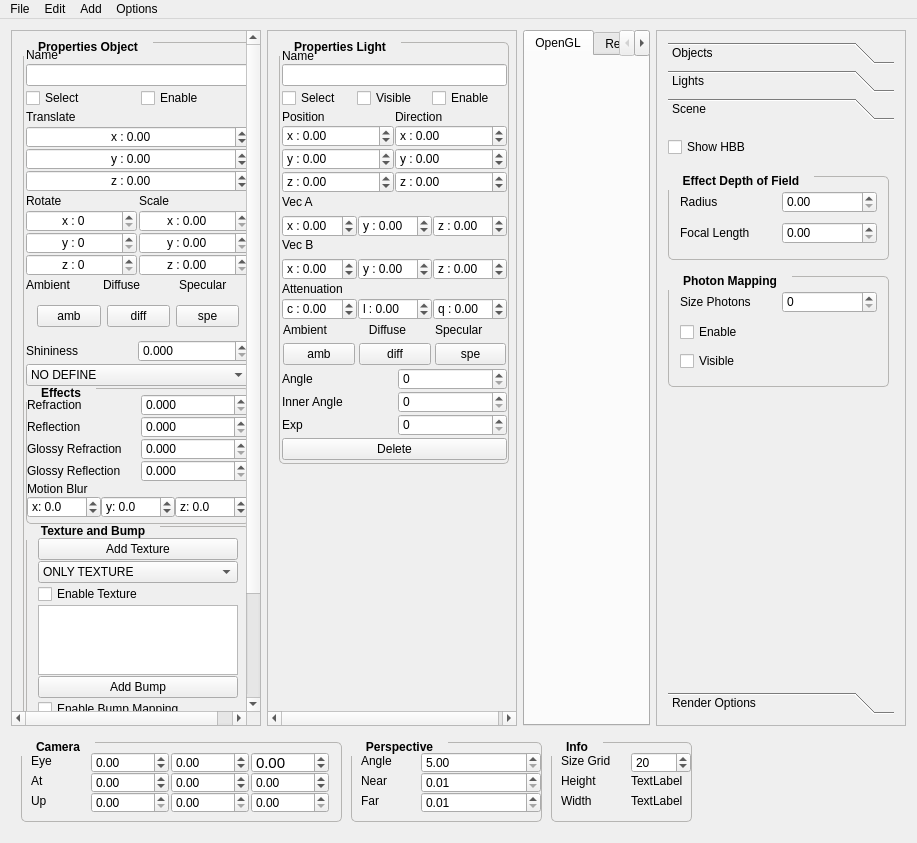
First picture: the form in mainwindow.ui, repository danilob/Raytracing, before the edit.
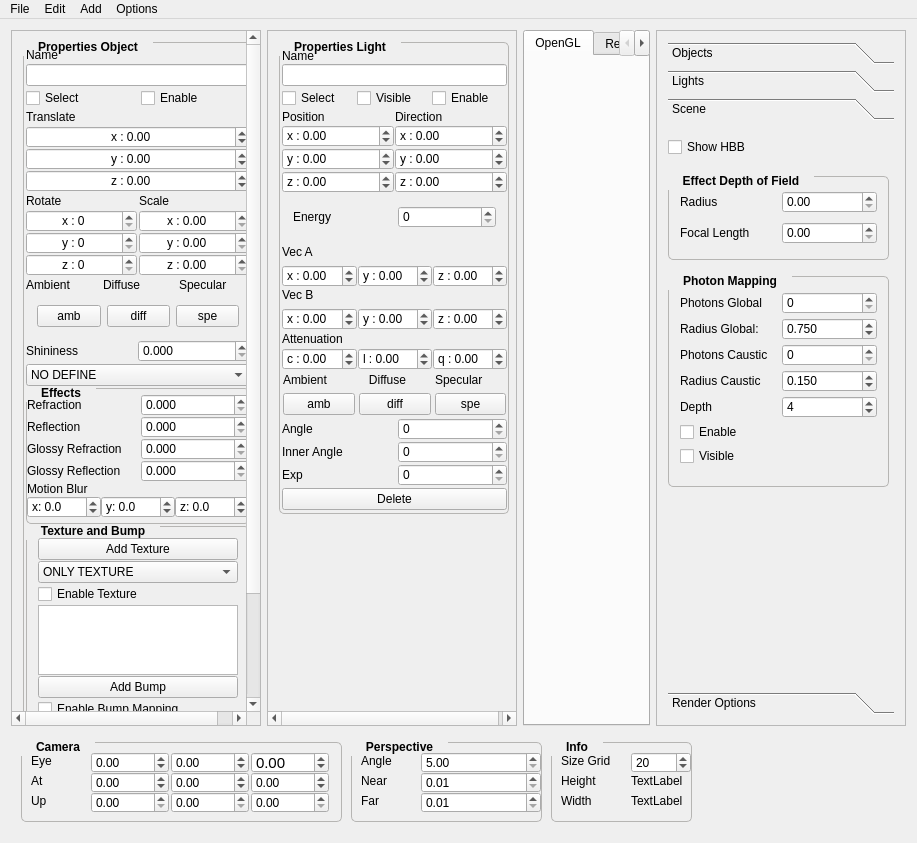
Second picture: the form after the edit. Custom widgets are drawn as their Qt base class.

Commit message: implementação do photon mapping

Diff of the .ui file:
```diff
--- a/mainwindow.ui
+++ b/mainwindow.ui
@@ -909,6 +909,9 @@
             </rect>
            </property>
            <layout class="QFormLayout" name="formLayout">
+            <property name="fieldGrowthPolicy">
+             <enum>QFormLayout::AllNonFixedFieldsGrow</enum>
+            </property>
             <item row="0" column="0">
              <widget class="QGroupBox" name="groupBoxPropertieLight">
               <property name="minimumSize">
@@ -1164,6 +1167,29 @@
                   </property>
                   <item>
                    <layout class="QVBoxLayout" name="verticalLayout_9">
+                    <item>
+                     <widget class="QFrame" name="energyFrame">
+                      <layout class="QHBoxLayout" name="energyLayout">
+                       <item>
+                        <widget class="QLabel" name="label_44">
+                         <property name="text">
+                          <string>Energy</string>
+                         </property>
+                        </widget>
+                       </item>
+                       <item>
+                        <widget class="QSpinBox" name="energyLight">
+                         <property name="maximum">
+                          <number>10000000</number>
+                         </property>
+                         <property name="singleStep">
+                          <number>50</number>
+                         </property>
+                        </widget>
+                       </item>
+                      </layout>
+                     </widget>
+                    </item>
                     <item>
                      <widget class="QLabel" name="label_24">
                       <property name="text">
@@ -1616,7 +1642,7 @@
             </rect>
            </property>
            <layout class="QGridLayout" name="gridLayout_4">
-            <item row="0" column="1">
+            <item row="0" column="0">
              <widget class="QToolBox" name="toolBox">
               <property name="styleSheet">
                <string notr="true"/>
@@ -1764,7 +1790,7 @@
                   <x>0</x>
                   <y>150</y>
                   <width>221</width>
-                  <height>111</height>
+                  <height>211</height>
                  </rect>
                 </property>
                 <property name="font">
@@ -1792,38 +1818,125 @@
                  <string>Photon Mapping</string>
                 </property>
                 <layout class="QGridLayout" name="gridLayout_14">
+                 <property name="spacing">
+                  <number>0</number>
+                 </property>
+                 <item row="6" column="0">
+                  <widget class="QCheckBox" name="enablePhotonMap">
+                   <property name="text">
+                    <string>Enable</string>
+                   </property>
+                  </widget>
+                 </item>
+                 <item row="2" column="0">
+                  <layout class="QHBoxLayout" name="horizontalLayout_23">
+                   <item>
+                    <widget class="QLabel" name="label_40">
+                     <property name="text">
+                      <string>Radius Global:</string>
+                     </property>
+                    </widget>
+                   </item>
+                   <item>
+                    <widget class="QDoubleSpinBox" name="radiusGlobal">
+                     <property name="decimals">
+                      <number>3</number>
+                     </property>
+                     <property name="maximum">
+                      <double>30.000000000000000</double>
+                     </property>
+                     <property name="value">
+                      <double>0.750000000000000</double>
+                     </property>
+                    </widget>
+                   </item>
+                  </layout>
+                 </item>
+                 <item row="4" column="0">
+                  <layout class="QHBoxLayout" name="horizontalLayout_24">
+                   <item>
+                    <widget class="QLabel" name="label_41">
+                     <property name="text">
+                      <string>Radius Caustic</string>
+                     </property>
+                    </widget>
+                   </item>
+                   <item>
+                    <widget class="QDoubleSpinBox" name="radiusCaustic">
+                     <property name="decimals">
+                      <number>3</number>
+                     </property>
+                     <property name="maximum">
+                      <double>30.000000000000000</double>
+                     </property>
+                     <property name="value">
+                      <double>0.150000000000000</double>
+                     </property>
+                    </widget>
+                   </item>
+                  </layout>
+                 </item>
                  <item row="0" column="0">
                   <layout class="QHBoxLayout" name="horizontalLayout_22">
                    <item>
                     <widget class="QLabel" name="label_39">
                      <property name="text">
-                      <string>Size Photons</string>
+                      <string>Photons Global</string>
                      </property>
                     </widget>
                    </item>
                    <item>
                     <widget class="QSpinBox" name="sizePhotons">
                      <property name="maximum">
-                      <number>100000000</number>
+                      <number>1000000</number>
                      </property>
                     </widget>
                    </item>
                   </layout>
                  </item>
-                 <item row="1" column="0">
-                  <widget class="QCheckBox" name="enablePhotonMap">
-                   <property name="text">
-                    <string>Enable</string>
-                   </property>
-                  </widget>
+                 <item row="3" column="0">
+                  <layout class="QHBoxLayout" name="horizontalLayout_25">
+                   <item>
+                    <widget class="QLabel" name="label_42">
+                     <property name="text">
+                      <string>Photons Caustic</string>
+                     </property>
+                    </widget>
+                   </item>
+                   <item>
+                    <widget class="QSpinBox" name="sizePhotonsCaustic">
+                     <property name="maximum">
+                      <number>1000000</number>
+                     </property>
+                    </widget>
+                   </item>
+                  </layout>
                  </item>
-                 <item row="2" column="0">
+                 <item row="7" column="0">
                   <widget class="QCheckBox" name="visiblePhotonMap">
                    <property name="text">
                     <string>Visible</string>
                    </property>
                   </widget>
                  </item>
+                 <item row="5" column="0">
+                  <layout class="QHBoxLayout" name="horizontalLayout_26">
+                   <item>
+                    <widget class="QLabel" name="label_43">
+                     <property name="text">
+                      <string>Depth</string>
+                     </property>
+                    </widget>
+                   </item>
+                   <item>
+                    <widget class="QSpinBox" name="depthPhoton">
+                     <property name="value">
+                      <number>4</number>
+                     </property>
+                    </widget>
+                   </item>
+                  </layout>
+                 </item>
                 </layout>
                </widget>
               </widget>
```
Left out of the diff: 2 changed lines with no effect on the pictures. The commit also changes 94 other files.
